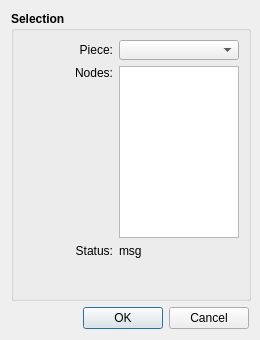
This is src/libs/vtools/dialogs/tools/insert_nodes_dialog.ui in FashionFreedom/Seamly2D as Qt 5 draws it before an edit. The edited form follows.
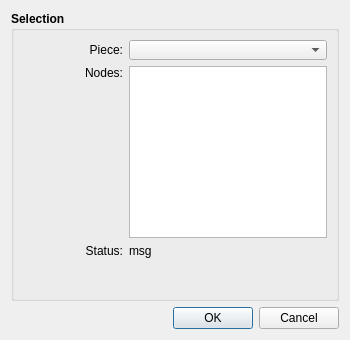
This is the edited form. Icons and pictures are not drawn.

The edit to the form file:
```diff
--- a/src/libs/vtools/dialogs/tools/insert_nodes_dialog.ui
+++ b/src/libs/vtools/dialogs/tools/insert_nodes_dialog.ui
@@ -6,7 +6,7 @@
    <rect>
     <x>0</x>
     <y>0</y>
-    <width>260</width>
+    <width>350</width>
     <height>340</height>
    </rect>
   </property>
@@ -51,7 +51,7 @@
          <widget class="QLabel" name="piece_Label">
           <property name="minimumSize">
            <size>
-            <width>90</width>
+            <width>100</width>
             <height>20</height>
            </size>
           </property>
@@ -95,7 +95,7 @@
          <widget class="QLabel" name="nodes_Label">
           <property name="minimumSize">
            <size>
-            <width>90</width>
+            <width>100</width>
             <height>0</height>
            </size>
           </property>
@@ -145,7 +145,7 @@
          <widget class="QLabel" name="status_Label">
           <property name="minimumSize">
            <size>
-            <width>90</width>
+            <width>100</width>
             <height>20</height>
            </size>
           </property>
```
